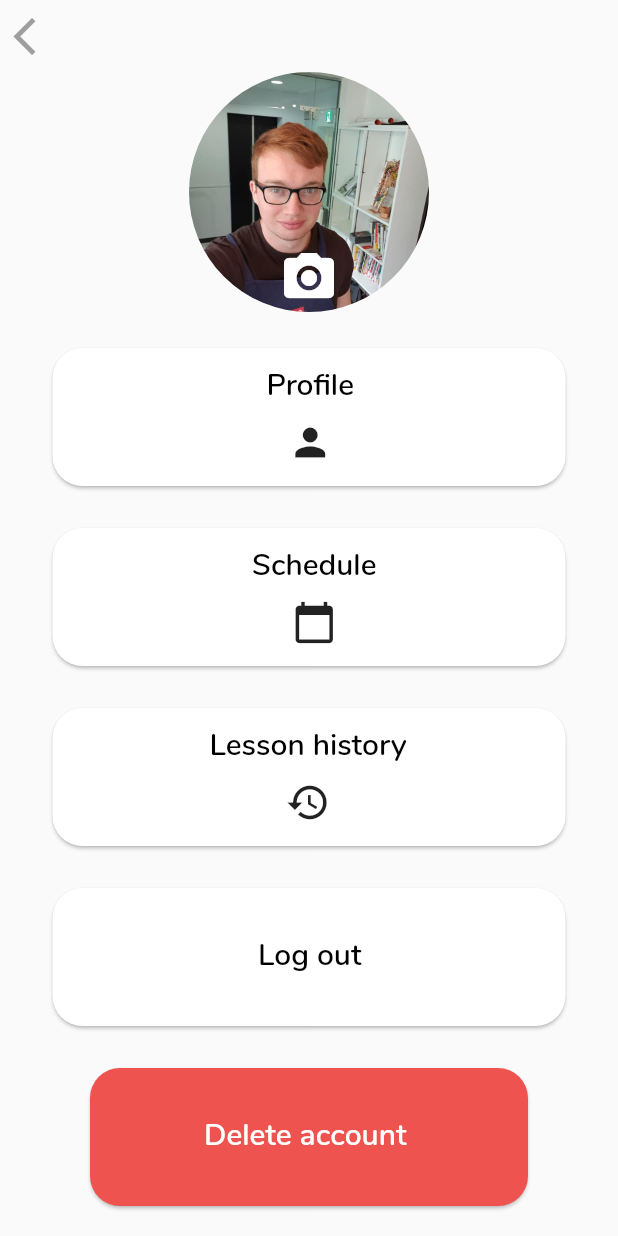
After one commit to aj2109/Pocket-Pro, a Flutter app: the ProfilePage screen opened directly, on a phone screen of 412 x 824 dp. The commit adds this screen. Run offline on Flutter 3.47's test engine with Material 2 defaults, Android fonts, the phone set to English and light mode, and no system bars; missing offline and left inert: autocomplete_textfield.

Commit message:
Basic profile page UI implementation, WIP

```diff
--- a/pocket_pro/lib/home_page.dart
+++ b/pocket_pro/lib/home_page.dart
@@ -2,6 +2,7 @@ import 'package:autocomplete_textfield/autocomplete_textfield.dart';
 import 'package:flutter/cupertino.dart';
 import 'package:flutter/material.dart';
 import 'package:pocketpro/messaging_button.dart';
+import 'package:pocketpro/profile_page.dart';
 
 import 'category_widget.dart';
 
@@ -45,10 +46,13 @@ class _MyHomePageState extends State<MyHomePage> {
                           shape: BoxShape.circle,
                           color: Colors.grey,
                           backgroundBlendMode: BlendMode.clear),
-                      child: CircleAvatar(
-                        backgroundImage: AssetImage('images/selfie.jpg'),
-                        backgroundColor: Colors.transparent,
-                        radius: 35,
+                      child: GestureDetector(
+                        onTap: () => Navigator.of(context).push(_createRoute()),
+                        child: CircleAvatar(
+                          backgroundImage: AssetImage('images/selfie.jpg'),
+                          backgroundColor: Colors.transparent,
+                          radius: 35,
+                        ),
                       ),
                     ),
                   ],
@@ -206,4 +210,19 @@ class _MyHomePageState extends State<MyHomePage> {
       floatingActionButton: MessagingButton(),
     );
   }
+
+  Route _createRoute() {
+    return PageRouteBuilder(
+      pageBuilder: (context, animation, secondaryAnimation) => ProfilePage(),
+      transitionsBuilder: (context, animation, secondaryAnimation, child) {
+        var tween = Tween(begin: Offset(0.0, 1.0), end: Offset.zero).chain(
+          CurveTween(curve: Curves.ease),
+        );
+        return SlideTransition(
+          position: animation.drive(tween),
+          child: child,
+        );
+      },
+    );
+  }
 }
--- /dev/null
+++ b/pocket_pro/lib/profile_page.dart
@@ -0,0 +1,237 @@
+import 'package:flutter/material.dart';
+
+import 'home_page.dart';
+
+class ProfilePage extends StatefulWidget {
+  @override
+  _ProfilePageState createState() => _ProfilePageState();
+}
+
+class _ProfilePageState extends State<ProfilePage> {
+  bool _backPressed = false;
+
+  @override
+  Widget build(BuildContext context) {
+    return Container(
+      child: Scaffold(
+        body: SafeArea(
+          child: Column(
+            children: <Widget>[
+              Container(
+                alignment: Alignment.topLeft,
+                child: IconButton(
+                  onPressed: () {
+                    setState(() {
+                      _backPressed = !_backPressed;
+                    });
+                    Navigator.push(
+                      context,
+                      MaterialPageRoute(
+                        builder: (context) => MyHomePage(),
+                      ),
+                    );
+                  },
+                  hoverColor: Colors.blueGrey[600],
+                  focusColor: Colors.blueGrey[600],
+                  disabledColor: Colors.blueGrey[600],
+                  highlightColor: Colors.transparent,
+                  splashColor: Colors.transparent,
+                  icon: Icon(Icons.arrow_back_ios),
+                  iconSize: 30,
+                  color: _backPressed ? Colors.purple[900] : Colors.grey[500],
+                ),
+              ),
+              Container(
+                alignment: Alignment.center,
+                child: Stack(
+                  children: <Widget>[
+                    CircleAvatar(
+                      backgroundImage: AssetImage('images/selfie.jpg'),
+                      backgroundColor: Colors.transparent,
+                      radius: 80,
+                    ),
+                    Positioned(
+                      child: Icon(
+                        Icons.photo_camera,
+                        color: Colors.white,
+                        size: 40,
+                      ),
+                      bottom: 0,
+                      top: 115,
+                      right: 0,
+                      left: 0,
+                    ),
+                  ],
+                ),
+              ),
+              SizedBox(
+                height: 20,
+              ),
+              Stack(
+                children: <Widget>[
+                  Container(
+                    width: 350,
+                    height: 100,
+                    child: Card(
+                      shape: RoundedRectangleBorder(
+                          borderRadius: BorderRadius.all(Radius.circular(20))),
+                    ),
+                  ),
+                  Positioned(
+                      child: Column(
+                        children: <Widget>[
+                          Text(
+                            'Profile',
+                            style: TextStyle(
+                                fontSize: 20,
+                                fontFamily: 'Nunito',
+                                color: Colors.black,
+                                fontWeight: FontWeight.w600),
+                          ),
+                          SizedBox(
+                            height: 10,
+                          ),
+                          Icon(
+                            Icons.person,
+                            size: 30,
+                          ),
+                        ],
+                      ),
+                      right: 145,
+                      top: 15),
+                ],
+              ),
+              SizedBox(
+                height: 20,
+              ),
+              Stack(
+                children: <Widget>[
+                  Container(
+                    width: 350,
+                    height: 100,
+                    child: Card(
+                      shape: RoundedRectangleBorder(
+                          borderRadius: BorderRadius.all(Radius.circular(20))),
+                    ),
+                  ),
+                  Positioned(
+                      child: Column(
+                        children: <Widget>[
+                          Text(
+                            'Schedule',
+                            style: TextStyle(
+                                fontSize: 20,
+                                fontFamily: 'Nunito',
+                                color: Colors.black,
+                                fontWeight: FontWeight.w600),
+                          ),
+                          SizedBox(
+                            height: 10,
+                          ),
+                          Icon(
+                            Icons.calendar_today,
+                            size: 30,
+                          ),
+                        ],
+                      ),
+                      right: 130,
+                      top: 15),
+                ],
+              ),
+              SizedBox(
+                height: 20,
+              ),
+              Stack(
+                children: <Widget>[
+                  Container(
+                    width: 350,
+                    height: 100,
+                    child: Card(
+                      shape: RoundedRectangleBorder(
+                          borderRadius: BorderRadius.all(Radius.circular(20))),
+                    ),
+                  ),
+                  Positioned(
+                      child: Column(
+                        children: <Widget>[
+                          Text(
+                            'Lesson history',
+                            style: TextStyle(
+                                fontSize: 20,
+                                fontFamily: 'Nunito',
+                                color: Colors.black,
+                                fontWeight: FontWeight.w600),
+                          ),
+                          SizedBox(
+                            height: 10,
+                          ),
+                          Icon(
+                            Icons.history,
+                            size: 30,
+                          ),
+                        ],
+                      ),
+                      right: 110,
+                      top: 15),
+                ],
+              ),
+              SizedBox(
+                height: 20,
+              ),
+              Stack(
+                children: <Widget>[
+                  Container(
+                    width: 350,
+                    height: 100,
+                    child: Card(
+                      shape: RoundedRectangleBorder(
+                          borderRadius: BorderRadius.all(Radius.circular(20))),
+                    ),
+                  ),
+                  Positioned(
+                      child: Text(
+                        'Log out',
+                        style: TextStyle(
+                            fontSize: 20,
+                            fontFamily: 'Nunito',
+                            color: Colors.black,
+                            fontWeight: FontWeight.w600),
+                      ),
+                      right: 140,
+                      top: 35),
+                ],
+              ),
+              SizedBox(
+                height: 20,
+              ),
+              Stack(
+                children: <Widget>[
+                  Container(
+                    width: 300,
+                    height: 100,
+                    child: Card(
+                      color: Colors.red[400],
+                      shape: RoundedRectangleBorder(
+                          borderRadius: BorderRadius.all(Radius.circular(20))),
+                    ),
+                  ),
+                  Positioned(
+                      child: Text(
+                        'Delete account',
+                        style: TextStyle(
+                            fontSize: 20,
+                            fontFamily: 'Nunito',
+                            color: Colors.white,
+                            fontWeight: FontWeight.w600),
+                      ),
+                      right: 85,
+                      top: 35),
+                ],
+              ),
+            ],
+          ),
+        ),
+      ),
+    );
+  }
+}
```
